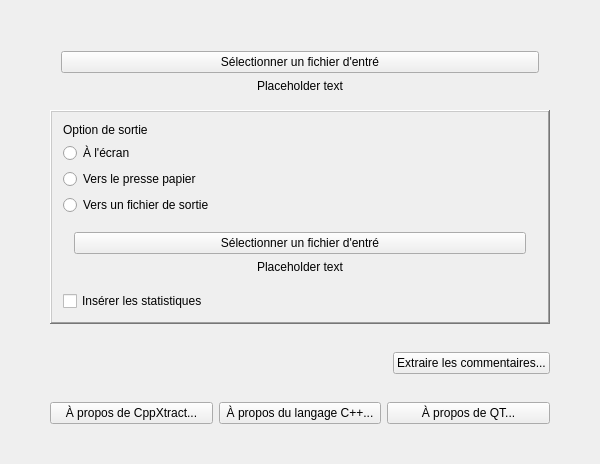
Above: CppXtractLib/CppXtract/cppxtract.ui from skyrimax/CppXtractLib before the change. Below: the same form after it.
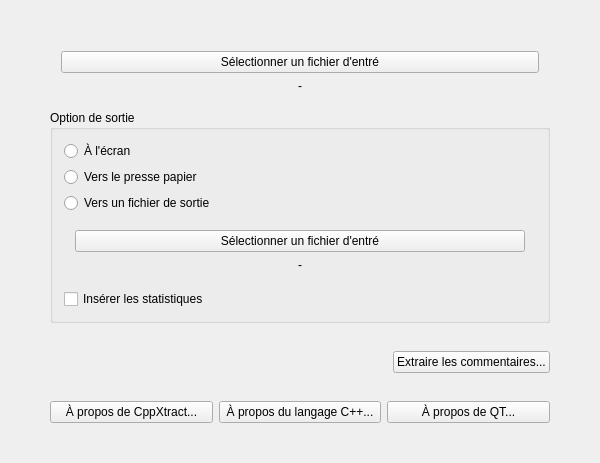
That is the form after the change.

The edit to the form file:
```diff
--- a/CppXtractLib/CppXtract/cppxtract.ui
+++ b/CppXtractLib/CppXtract/cppxtract.ui
@@ -64,7 +64,7 @@
            <item>
             <widget class="QLabel" name="filePathLabel">
              <property name="text">
-              <string>Placeholder text</string>
+              <string>-</string>
              </property>
              <property name="alignment">
               <set>Qt::AlignCenter</set>
@@ -75,24 +75,14 @@
          </widget>
         </item>
         <item>
-         <widget class="QFrame" name="outputOptions">
+         <widget class="QGroupBox" name="outputOptions">
           <property name="autoFillBackground">
            <bool>false</bool>
           </property>
-          <property name="frameShape">
-           <enum>QFrame::WinPanel</enum>
-          </property>
-          <property name="frameShadow">
-           <enum>QFrame::Raised</enum>
+          <property name="title">
+           <string>Option de sortie</string>
           </property>
           <layout class="QVBoxLayout" name="verticalLayout_3">
-           <item>
-            <widget class="QLabel" name="label">
-             <property name="text">
-              <string>Option de sortie</string>
-             </property>
-            </widget>
-           </item>
            <item>
             <widget class="QRadioButton" name="screenRadioButton">
              <property name="text">
@@ -127,7 +117,7 @@
               <item>
                <widget class="QLabel" name="filePathLabel_2">
                 <property name="text">
-                 <string>Placeholder text</string>
+                 <string>-</string>
                 </property>
                 <property name="alignment">
                  <set>Qt::AlignCenter</set>
```
Left out of the diff: 64 changed lines with no effect on the pictures.
